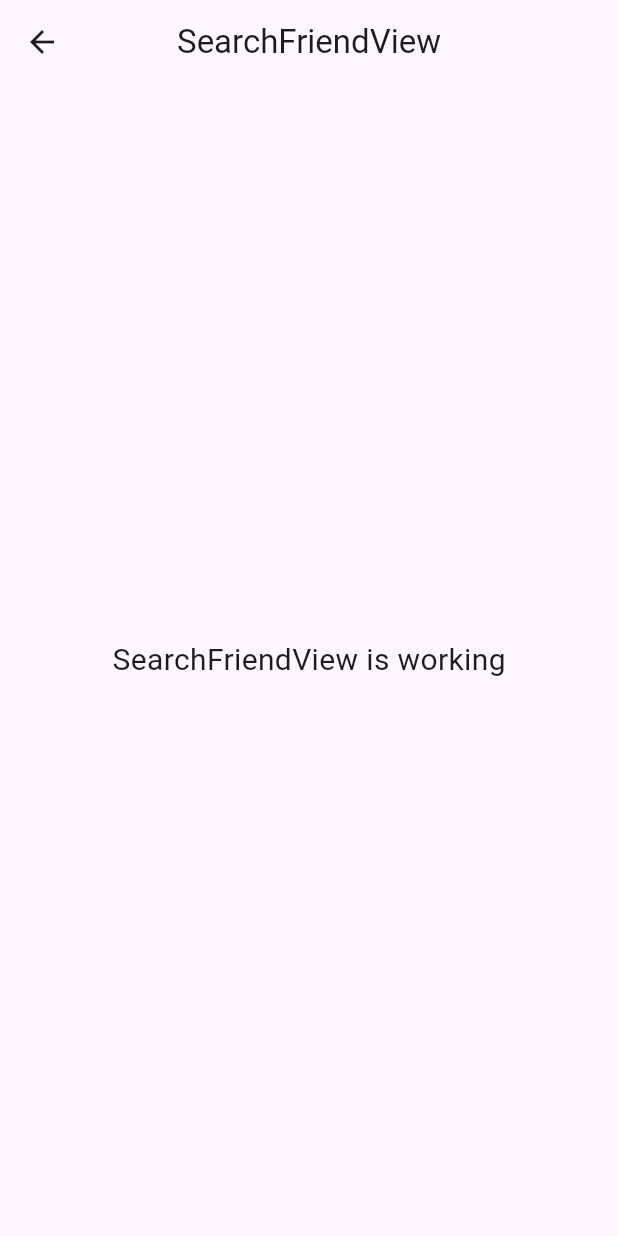
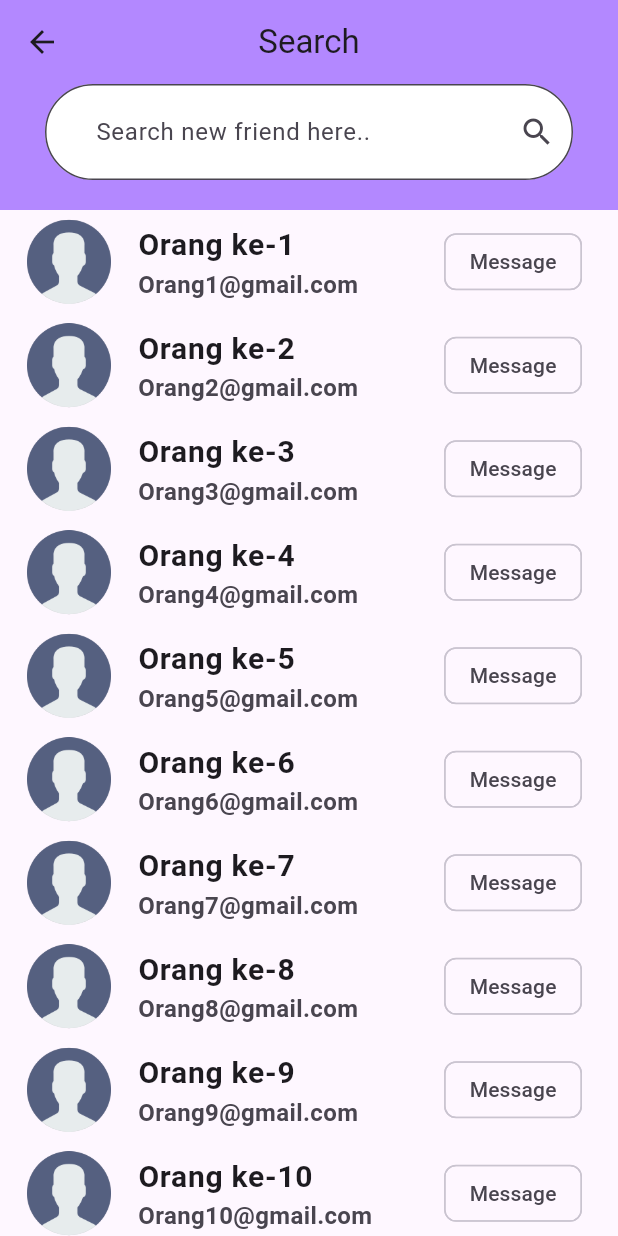
Before and after one commit to hakimxiao/flutter-chat-app, a Flutter app: the SearchFriendView screen opened by its route, on a phone screen of 412 x 824 dp. Run offline on Flutter 3.47's test engine with Material 3 defaults, Android fonts, the phone set to English and light mode, and no system bars; our stand-ins replace firebase_core, get, introduction_screen, lottie; accounts and stored records are empty.

Commit message:
- CREATE - :
search screen chatapp

```diff
--- a/lib/app/modules/home/views/home_view.dart
+++ b/lib/app/modules/home/views/home_view.dart
@@ -65,7 +65,6 @@ class HomeView extends GetView<HomeController> {
               ),
             ),
           ),
-
           Expanded(
             child: ListView.builder(
               padding: EdgeInsets.zero,
--- a/lib/app/modules/search_friend/views/search_friend_view.dart
+++ b/lib/app/modules/search_friend/views/search_friend_view.dart
@@ -1,24 +1,96 @@
+import 'package:chatapp/app/routes/app_pages.dart';
 import 'package:flutter/material.dart';
 
 import 'package:get/get.dart';
+import 'package:lottie/lottie.dart';
 
 import '../controllers/search_friend_controller.dart';
 
 class SearchFriendView extends GetView<SearchFriendController> {
-  const SearchFriendView({super.key});
+  SearchFriendView({super.key});
+
+  final List<Widget> friends = List.generate(
+    20,
+    (index) => ListTile(
+      leading: CircleAvatar(
+        radius: 30,
+        backgroundColor: Colors.black26,
+        child: Image.asset('assets/logo/noimage.png', fit: BoxFit.cover),
+      ),
+      title: Text(
+        'Orang ke-${index + 1}',
+        style: TextStyle(fontSize: 20, fontWeight: FontWeight.w600),
+      ),
+      subtitle: Text(
+        'Orang${index + 1}@gmail.com',
+        style: TextStyle(fontSize: 16, fontWeight: FontWeight.w600),
+      ),
+      trailing: GestureDetector(
+        onTap: () => Get.toNamed(Routes.CHAT_ROOM),
+        child: Chip(label: Text("Message")),
+      ),
+    ),
+  );
+
   @override
   Widget build(BuildContext context) {
     return Scaffold(
-      appBar: AppBar(
-        title: const Text('SearchFriendView'),
-        centerTitle: true,
-      ),
-      body: const Center(
-        child: Text(
-          'SearchFriendView is working',
-          style: TextStyle(fontSize: 20),
+      appBar: PreferredSize(
+        preferredSize: Size.fromHeight(140),
+        child: AppBar(
+          backgroundColor: Colors.deepPurpleAccent[100],
+          title: const Text('Search'),
+          centerTitle: true,
+          leading: IconButton(
+            onPressed: () => Get.back(),
+            icon: Icon(Icons.arrow_back),
+          ),
+          flexibleSpace: Padding(
+            padding: const EdgeInsets.fromLTRB(30, 50, 30, 20),
+            child: Align(
+              alignment: Alignment.bottomCenter,
+              child: TextField(
+                decoration: InputDecoration(
+                  fillColor: Colors.white,
+                  filled: true,
+                  border: OutlineInputBorder(
+                    borderRadius: BorderRadius.circular(50),
+                    borderSide: BorderSide(color: Colors.white, width: 1),
+                  ),
+                  focusedBorder: OutlineInputBorder(
+                    borderRadius: BorderRadius.circular(50),
+                    borderSide: BorderSide(color: Colors.white, width: 1),
+                  ),
+                  hintText: "Search new friend here..",
+                  contentPadding: EdgeInsets.symmetric(
+                    horizontal: 30,
+                    vertical: 20,
+                  ),
+                  suffixIcon: InkWell(
+                    borderRadius: BorderRadius.circular(50),
+                    onTap: () {},
+
+                    child: Icon(Icons.search),
+                  ),
+                ),
+              ),
+            ),
+          ),
         ),
       ),
+      body: friends.isEmpty
+          ? Center(
+              child: SizedBox(
+                height: Get.width * 0.7,
+                width: Get.width * 0.7,
+                child: Lottie.asset('assets/lottie/empty.json'),
+              ),
+            )
+          : ListView.builder(
+              padding: EdgeInsets.zero,
+              itemCount: friends.length,
+              itemBuilder: (context, index) => friends[index],
+            ),
     );
   }
 }
--- a/lib/app/routes/app_pages.dart
+++ b/lib/app/routes/app_pages.dart
@@ -42,7 +42,7 @@ class AppPages {
     ),
     GetPage(
       name: _Paths.SEARCH_FRIEND,
-      page: () => const SearchFriendView(),
+      page: () => SearchFriendView(),
       binding: SearchFriendBinding(),
     ),
   ];
--- a/lib/main.dart
+++ b/lib/main.dart
@@ -32,7 +32,7 @@ class MyApp extends StatelessWidget {
         if (snapshot.connectionState == ConnectionState.done) {
           return GetMaterialApp(
             title: "ChatApp",
-            initialRoute: Routes.HOME,
+            initialRoute: Routes.SEARCH_FRIEND,
             getPages: AppPages.routes,
           );
           // return FutureBuilder(
```
